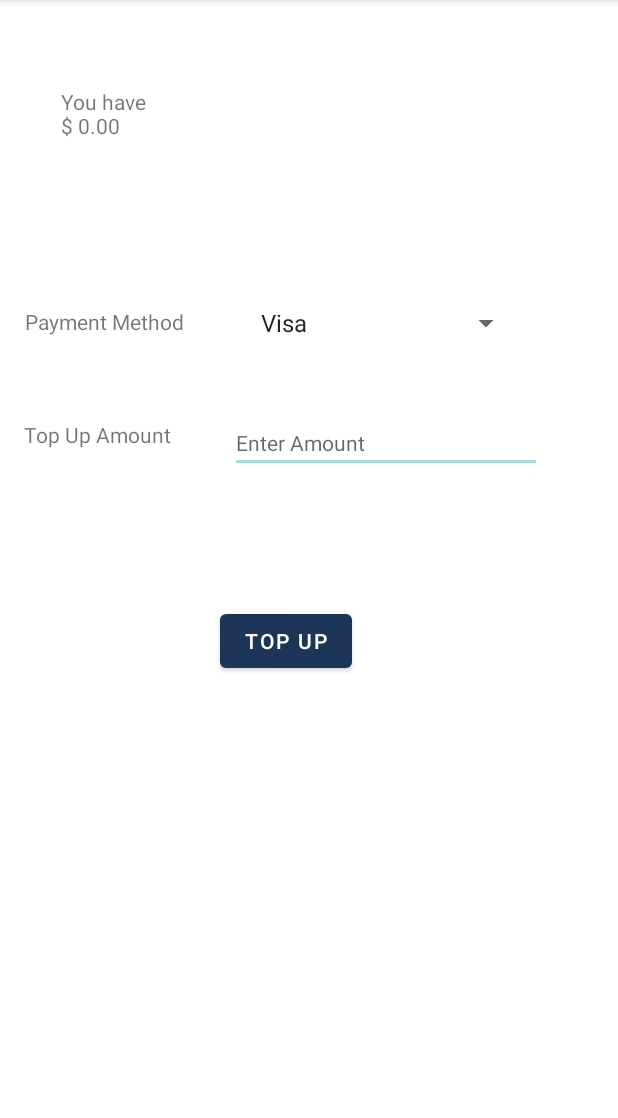
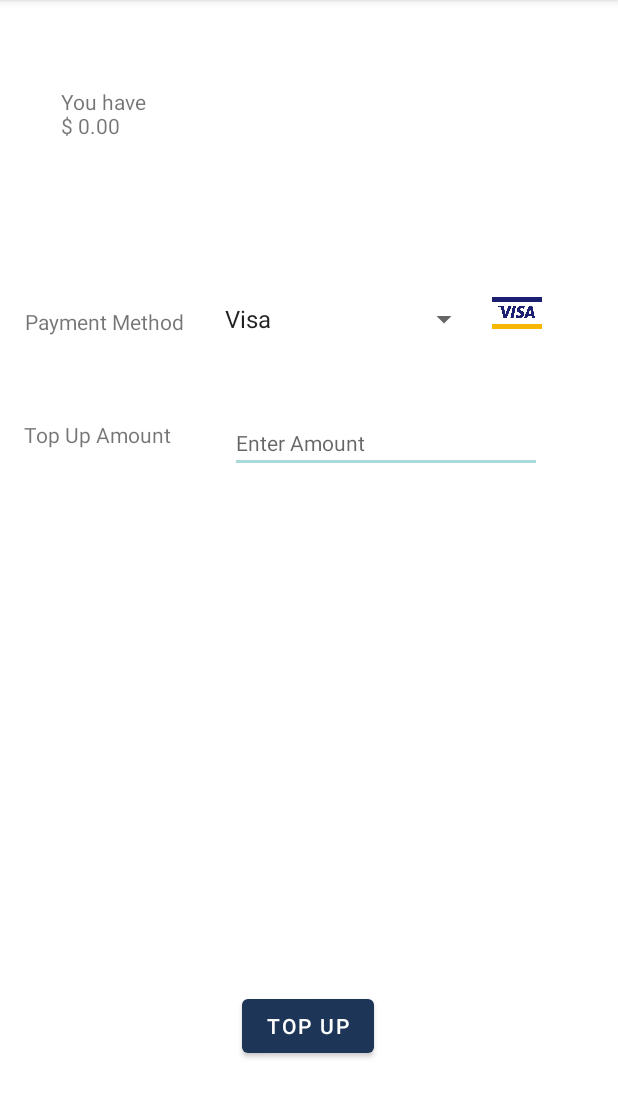
Before and after one commit to thedreamer67/LockerX, an Android app: the TopUpPage screen opened directly, with no data from a screen before it, on a phone screen of 412 x 824 dp, the part 84-1202 px from its top. Run offline under Robolectric (Android 15) with nearby library versions, the phone set to English and light mode, and no system bars; our stand-ins replace Firebase (no records; nobody signed in at launch, a user with empty details on screens opened directly); 2 statements that could not run were skipped.

```diff
--- a/app/src/main/java/com/example/lockerxlogin/TopUpPage.java
+++ b/app/src/main/java/com/example/lockerxlogin/TopUpPage.java
@@ -4,9 +4,11 @@ import android.app.Activity;
 import android.os.Bundle;
 import android.text.TextUtils;
 import android.view.View;
+import android.widget.AdapterView;
 import android.widget.ArrayAdapter;
 import android.widget.Button;
 import android.widget.EditText;
+import android.widget.ImageView;
 import android.widget.Spinner;
 import android.widget.TextView;
 import android.widget.Toast;
@@ -29,6 +31,7 @@ public class TopUpPage extends AppCompatActivity {
     EditText topUpValue;
     TextView topUpBalance, topUpAmount;
     Spinner paymentType;
+    ImageView visaLogo, masterLogo, paylahLogo;
     private FirebaseDatabase firebaseDatabase = FirebaseDatabase.getInstance();
     private DatabaseReference databaseReference = firebaseDatabase.getReference();
     DatabaseReference reff;
@@ -43,12 +46,43 @@ public class TopUpPage extends AppCompatActivity {
         topUpValue = findViewById(R.id.topUpValue);
         topUp = findViewById(R.id.topUp);
         paymentType = findViewById(R.id.paymentType);
+        visaLogo = findViewById(R.id.visaLogo);
+        masterLogo = findViewById(R.id.masterLogo);
+        paylahLogo = findViewById(R.id.paylahLogo);
         String FirstLine = ("You have \n$ ");
 
         ArrayAdapter<String> myAdapter = new ArrayAdapter<String>(TopUpPage.this,
                 android.R.layout.simple_list_item_1, getResources().getStringArray(R.array.name));
         myAdapter.setDropDownViewResource(android.R.layout.simple_spinner_dropdown_item);
         paymentType.setAdapter(myAdapter);
+        //System.out.println(paymentType.getSelectedItem().toString());
+        paymentType.setOnItemSelectedListener(new AdapterView.OnItemSelectedListener(){
+            @Override
+            public void onItemSelected(AdapterView<?> parentView, View selectedItemView, int position, long id) {
+                // your code here
+                if (paymentType.getSelectedItem().toString().equals("Visa")) {
+                    visaLogo.setVisibility(View.VISIBLE);
+                    masterLogo.setVisibility(View.INVISIBLE);
+                    paylahLogo.setVisibility(View.INVISIBLE);
+                }
+                if (paymentType.getSelectedItem().toString().equals("MasterCard")) {
+                    visaLogo.setVisibility(View.INVISIBLE);
+                    masterLogo.setVisibility(View.VISIBLE);
+                    paylahLogo.setVisibility(View.INVISIBLE);
+                }
+                if (paymentType.getSelectedItem().toString().equals("PayLah!")) {
+                    visaLogo.setVisibility(View.INVISIBLE);
+                    masterLogo.setVisibility(View.INVISIBLE);
+                    paylahLogo.setVisibility(View.VISIBLE);
+                }
+            }
+
+            @Override
+            public void onNothingSelected(AdapterView<?> parentView) {
+                // your code here
+                return;
+            }
+        });
 
 
         reff = FirebaseDatabase.getInstance().getReference().child("User").child("12345678");
--- a/app/src/main/res/layout/activity_top_up.xml
+++ b/app/src/main/res/layout/activity_top_up.xml
@@ -25,10 +25,10 @@
         android:text="Top Up"
         app:layout_constraintBottom_toBottomOf="parent"
         app:layout_constraintEnd_toEndOf="parent"
-        app:layout_constraintHorizontal_bias="0.452"
+        app:layout_constraintHorizontal_bias="0.498"
         app:layout_constraintStart_toStartOf="parent"
         app:layout_constraintTop_toTopOf="parent"
-        app:layout_constraintVertical_bias="0.56" />
+        app:layout_constraintVertical_bias="0.917" />
 
     <TextView
         android:id="@+id/paymentMethod"
@@ -71,14 +71,53 @@
 
     <Spinner
         android:id="@+id/paymentType"
-        android:layout_width="190dp"
-        android:layout_height="24dp"
+        android:layout_width="186dp"
+        android:layout_height="29dp"
         android:spinnerMode="dropdown"
         app:layout_constraintBottom_toBottomOf="parent"
         app:layout_constraintEnd_toEndOf="parent"
-        app:layout_constraintHorizontal_bias="0.27"
+        app:layout_constraintHorizontal_bias="0.0"
         app:layout_constraintStart_toEndOf="@+id/paymentMethod"
         app:layout_constraintTop_toTopOf="parent"
-        app:layout_constraintVertical_bias="0.273" />
+        app:layout_constraintVertical_bias="0.268" />
+
+    <ImageView
+        android:id="@+id/masterLogo"
+        android:layout_width="33dp"
+        android:layout_height="32dp"
+        android:visibility="invisible"
+        app:layout_constraintBottom_toBottomOf="parent"
+        app:layout_constraintEnd_toEndOf="parent"
+        app:layout_constraintHorizontal_bias="0.137"
+        app:layout_constraintStart_toEndOf="@+id/paymentType"
+        app:layout_constraintTop_toTopOf="parent"
+        app:layout_constraintVertical_bias="0.262"
+        app:srcCompat="@drawable/master" />
+
+    <ImageView
+        android:id="@+id/visaLogo"
+        android:layout_width="33dp"
+        android:layout_height="32dp"
+        android:visibility="invisible"
+        app:layout_constraintBottom_toBottomOf="parent"
+        app:layout_constraintEnd_toEndOf="parent"
+        app:layout_constraintHorizontal_bias="0.137"
+        app:layout_constraintStart_toEndOf="@+id/paymentType"
+        app:layout_constraintTop_toTopOf="parent"
+        app:layout_constraintVertical_bias="0.262"
+        app:srcCompat="@drawable/visa" />
+
+    <ImageView
+        android:id="@+id/paylahLogo"
+        android:layout_width="33dp"
+        android:layout_height="32dp"
+        android:visibility="invisible"
+        app:layout_constraintBottom_toBottomOf="parent"
+        app:layout_constraintEnd_toEndOf="parent"
+        app:layout_constraintHorizontal_bias="0.137"
+        app:layout_constraintStart_toEndOf="@+id/paymentType"
+        app:layout_constraintTop_toTopOf="parent"
+        app:layout_constraintVertical_bias="0.262"
+        app:srcCompat="@drawable/paylah" />
 
 </androidx.constraintlayout.widget.ConstraintLayout>
```
Also changed, not shown: app/src/main/res/drawable/master.png (added), app/src/main/res/drawable/paylah.png (added), app/src/main/res/drawable/visa.jpg (added).
